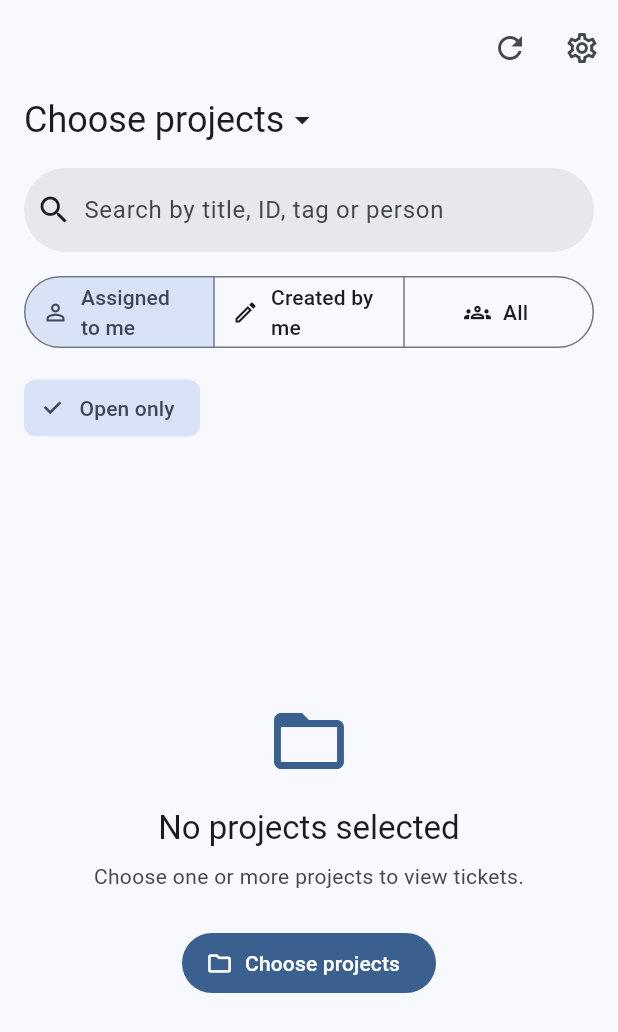
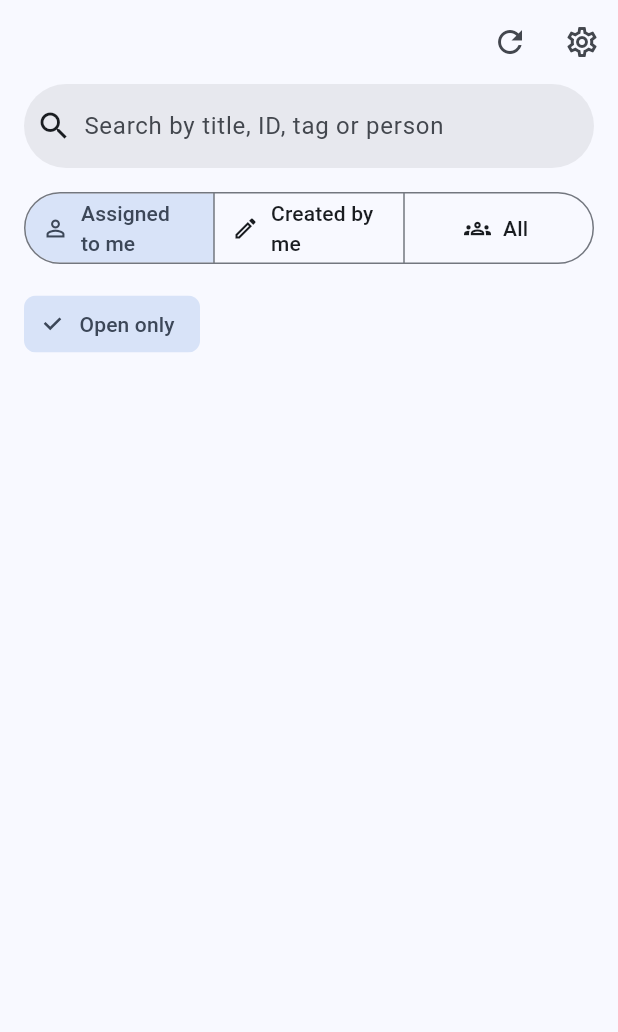
Before and after one commit to jan-claeys/Devops, a Flutter app: the WorkItemsScreen screen opened directly, on a phone screen of 412 x 824 dp. Shown: the top 1032 px of the screen. Run offline on Flutter 3.47's test engine with Material 3 defaults, Android fonts, the phone set to English and light mode, and no system bars; drawn by our look-alikes of dynamic_color; our stand-ins replace flutter_markdown_plus, flutter_secure_storage, package_info_plus, sentry_flutter, shared_preferences; missing offline and left inert: home_widget, markdown, re_highlight, sentry_logging; accounts and stored records are empty; statements that could not run were skipped.

Commit message:
Refactor pipeline and work item screens to remove project picker and related logic

```diff
--- a/lib/screens/work_items_screen.dart
+++ b/lib/screens/work_items_screen.dart
@@ -9,7 +9,6 @@ import '../services/devops_api.dart';
 import '../services/home_widget_service.dart';
 import '../services/logging.dart';
 import '../widgets/empty_state.dart';
-import '../widgets/project_picker.dart';
 import '../widgets/work_item_visuals.dart';
 import 'settings_screen.dart';
 import 'work_item_detail_screen.dart';
@@ -46,11 +45,7 @@ class _WorkItemsScreenState extends State<WorkItemsScreen> {
       _loadedFor = key;
       _selectedId = null;
       _types.clear();
-      if (state.projects.isEmpty) {
-        WidgetsBinding.instance.addPostFrameCallback((_) => _pickProjects());
-      } else {
-        _load();
-      }
+      _load();
     }
   }
 
@@ -83,16 +78,6 @@ class _WorkItemsScreenState extends State<WorkItemsScreen> {
       if (mounted) setState(() => _error = e);
     } finally {
       if (mounted) setState(() => _loading = false);
-    }
-  }
-
-  Future<void> _pickProjects() async {
-    final state = AppScope.read(context);
-    final picked =
-        await showProjectPicker(context, api: state.api!, current: state.projects);
-    if (picked != null && !listEquals(picked, state.projects)) {
-      _items = null;
-      await state.setProjects(picked);
     }
   }
 
@@ -237,26 +222,9 @@ class _WorkItemsScreenState extends State<WorkItemsScreen> {
         child: CustomScrollView(
           physics: const AlwaysScrollableScrollPhysics(),
           slivers: [
-            SliverAppBar.medium(
-              title: InkWell(
-                borderRadius: BorderRadius.circular(8),
-                onTap: _pickProjects,
-                child: Row(
-                  mainAxisSize: MainAxisSize.min,
-                  children: [
-                    Flexible(
-                      child: Text(
-                          switch (state.projects) {
-                            [] => l10n.chooseProjects,
-                            [final project] => project,
-                            final projects => l10n.projectCount(projects.length),
-                          },
-                          overflow: TextOverflow.ellipsis),
-                    ),
-                    const Icon(Icons.arrow_drop_down),
-                  ],
-                ),
-              ),
+            // No title: the navigation bar already shows which screen this is.
+            SliverAppBar(
+              floating: true,
               actions: [
                 IconButton(
                   tooltip: l10n.refresh,
@@ -333,20 +301,6 @@ class _WorkItemsScreenState extends State<WorkItemsScreen> {
                     onPressed: _load,
                     icon: const Icon(Icons.refresh),
                     label: Text(l10n.retry),
-                  ),
-                ),
-              )
-            else if (state.projects.isEmpty)
-              SliverFillRemaining(
-                hasScrollBody: false,
-                child: EmptyState(
-                  icon: Icons.folder_open_outlined,
-                  title: l10n.noProjectsTitle,
-                  message: l10n.noProjectsMessage,
-                  action: FilledButton.icon(
-                    onPressed: _pickProjects,
-                    icon: const Icon(Icons.folder_outlined),
-                    label: Text(l10n.chooseProjects),
                   ),
                 ),
               )
```
Also changed, not shown: lib/screens/pipelines_screen.dart (+3 -45 lines), 2 other files.
